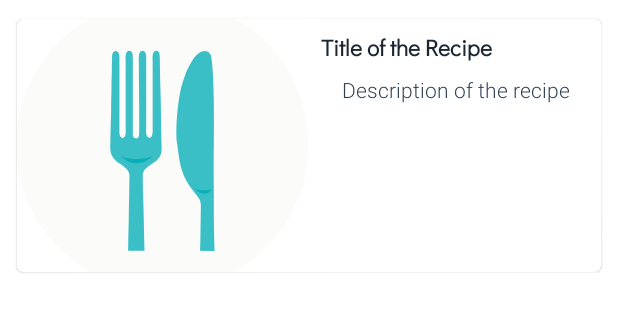
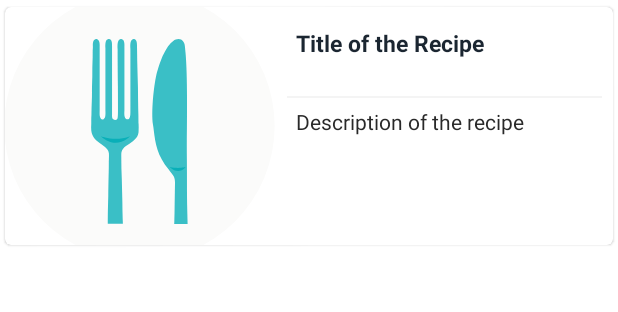
Before and after one commit to RockettSttudio/EE-eats-ease-app, an Android app: the layout recipe_item_view.xml on its own in the app's theme, with its tools: preview values and no code run, on a phone screen of 412 x 824 dp. Shown: the top 312 px of the screen. Run offline under Robolectric (Android 15) with nearby library versions, the phone set to English and light mode, and no system bars.

Commit message:
few xml fix v2

```diff
--- a/EatsEase/app/src/main/res/layout/fragment_recipes.xml
+++ b/EatsEase/app/src/main/res/layout/fragment_recipes.xml
@@ -52,6 +52,8 @@
         android:id="@+id/recipe_recyclerview"
         android:layout_width="0dp"
         android:layout_height="0dp"
+        android:layout_marginStart="8dp"
+        android:layout_marginEnd="8dp"
         app:layoutManager="androidx.recyclerview.widget.LinearLayoutManager"
         app:layout_constraintBottom_toBottomOf="parent"
         app:layout_constraintEnd_toEndOf="parent"
--- a/EatsEase/app/src/main/res/layout/fragment_saved.xml
+++ b/EatsEase/app/src/main/res/layout/fragment_saved.xml
@@ -34,7 +34,6 @@
             android:layout_width="0dp"
             android:layout_height="0dp"
             android:layout_marginStart="8dp"
-            android:layout_marginTop="1dp"
             android:layout_marginEnd="8dp"
             app:layout_constraintBottom_toBottomOf="parent"
             app:layout_constraintEnd_toEndOf="parent"
--- a/EatsEase/app/src/main/res/layout/recipe_item_view.xml
+++ b/EatsEase/app/src/main/res/layout/recipe_item_view.xml
@@ -6,7 +6,6 @@
     android:layout_width="match_parent"
     android:layout_height="wrap_content"
     app:cardBackgroundColor="@color/white"
-    android:layout_margin="8dp"
     android:clickable="true"
     android:focusable="true"
     app:cardUseCompatPadding="true"
@@ -14,19 +13,14 @@
 
     <LinearLayout
         android:layout_width="match_parent"
-        android:layout_height="170dp"
-        android:orientation="vertical">
-
-        <LinearLayout
-            android:layout_width="match_parent"
-            android:layout_height="170dp"
+        android:layout_height="160dp"
         android:orientation="horizontal">
 
         <com.google.android.material.imageview.ShapeableImageView
             android:id="@+id/recipe_image_view"
             android:layout_width="0dp"
             android:layout_height="match_parent"
-                android:layout_weight="1"
+            android:layout_weight="0.8"
             android:scaleType="centerCrop"
             tools:src="@drawable/svg_layer4" />
 
@@ -40,38 +34,38 @@
             <TextView
                 android:id="@+id/recipe_title_view"
                 android:layout_width="match_parent"
-                    android:layout_height="wrap_content"
+                android:layout_height="40dp"
+                android:layout_margin="6dp"
+                android:textAppearance="?attr/textAppearanceTitleMedium"
                 android:text="Title of the Recipe"
                 android:textColor="#1B2631"
                 android:textSize="15sp"
                 android:textStyle="bold"
-                    android:fontFamily="@font/didact_gothic"
+                android:ellipsize="end"
                 tools:ignore="HardcodedText" />
+
+            <View
+                android:layout_width="match_parent"
+                android:layout_height="1dp"
+                android:background="@color/faded_line"/>
+
 
             <TextView
                 android:id="@+id/recipe_desc_view"
                 android:layout_width="match_parent"
                 android:layout_height="wrap_content"
+                android:layout_margin="6dp"
+                android:textAppearance="?attr/textAppearanceBodyMedium"
                 android:layout_marginTop="8dp"
+                android:ellipsize="end"
+                android:fadeScrollbars="true"
                 android:text="Description of the recipe"
-                    android:textColor="#2E4053"
+                android:textColor="@color/textColorSecondary"
                 android:textSize="14sp"
-                    android:textStyle="normal"
-                    android:fontFamily="@font/roboto_light"
-                    android:textAlignment="center"
                 tools:ignore="HardcodedText" />
 
         </LinearLayout>
 
     </LinearLayout>
 
-        <View
-            android:layout_width="match_parent"
-            android:layout_height="2dp"
-            android:background="#0A000000"
-            android:layout_marginTop="0dp"
-            android:layout_marginBottom="0dp" />
-
-    </LinearLayout>
-
 </com.google.android.material.card.MaterialCardView>
--- a/EatsEase/app/src/main/res/values/colors.xml
+++ b/EatsEase/app/src/main/res/values/colors.xml
@@ -17,5 +17,7 @@
     <color name="azulgoogle">#4285F4</color>
     <color name="gris">#F0F0F0</color>
     <color name="red1">#FF0000</color>
+    <color name="textColorSecondary">#292929</color>
+    <color name="faded_line">#F4F4F4</color>
 
 </resources>
```
Also changed, not shown: EatsEase/app/src/main/res/layout/saved_item.xml (+16 -5 lines). Lines whose indentation alone changed are shown as unchanged.
